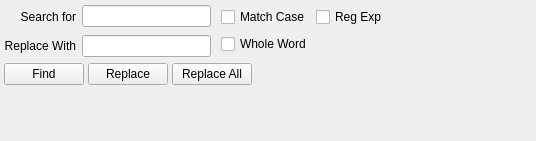
This is armadillo/plugins/find_replace/find_replace.ui in rkyleg/scope as Qt 5 draws it before an edit. The edited form follows.
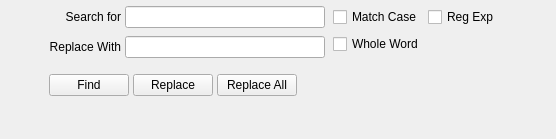
This is the edited form.

Commit message: plugin cleanup, updated readme output - added save option, start and stop time moved to heading snippets - display as 1 column list mkdown - added max image width css find_replace - ui formatting settings - set newlinemode to auto

Patch:
```diff
--- a/armadillo/plugins/find_replace/find_replace.ui
+++ b/armadillo/plugins/find_replace/find_replace.ui
@@ -6,8 +6,8 @@
    <rect>
     <x>0</x>
     <y>0</y>
-    <width>536</width>
-    <height>141</height>
+    <width>556</width>
+    <height>139</height>
    </rect>
   </property>
   <property name="windowTitle">
@@ -18,80 +18,22 @@
   </property>
   <layout class="QGridLayout" name="gridLayout_2">
    <property name="margin">
-    <number>4</number>
+    <number>0</number>
    </property>
-   <item row="0" column="1" rowspan="2">
-    <widget class="QLineEdit" name="le_find"/>
-   </item>
-   <item row="3" column="0" colspan="5">
-    <widget class="QFrame" name="frame">
-     <property name="frameShape">
-      <enum>QFrame::NoFrame</enum>
+   <item row="0" column="2">
+    <spacer name="horizontalSpacer_3">
+     <property name="orientation">
+      <enum>Qt::Horizontal</enum>
      </property>
-     <property name="frameShadow">
-      <enum>QFrame::Raised</enum>
+     <property name="sizeHint" stdset="0">
+      <size>
+       <width>40</width>
+       <height>20</height>
+      </size>
      </property>
-     <layout class="QGridLayout" name="gridLayout">
-      <property name="margin">
-       <number>0</number>
-      </property>
-      <property name="spacing">
-       <number>4</number>
-      </property>
-      <item row="0" column="0">
-       <widget class="QPushButton" name="b_find">
-        <property name="text">
-         <string>Find</string>
-        </property>
-       </widget>
-      </item>
-      <item row="0" column="1">
-       <widget class="QPushButton" name="b_replace">
-        <property name="text">
-         <string>Replace</string>
-        </property>
-       </widget>
-      </item>
-      <item row="0" column="2">
-       <widget class="QPushButton" name="b_replace_all">
-        <property name="enabled">
-         <bool>true</bool>
-        </property>
-        <property name="text">
-         <string>Replace All</string>
-        </property>
-       </widget>
-      </item>
-      <item row="0" column="3">
-       <spacer name="horizontalSpacer">
-        <property name="orientation">
-         <enum>Qt::Horizontal</enum>
-        </property>
-        <property name="sizeHint" stdset="0">
-         <size>
-          <width>248</width>
-          <height>20</height>
-         </size>
-        </property>
-       </spacer>
-      </item>
-     </layout>
-    </widget>
+    </spacer>
    </item>
    <item row="2" column="1">
-    <widget class="QLineEdit" name="le_replace"/>
-   </item>
-   <item row="2" column="0">
-    <widget class="QLabel" name="label_2">
-     <property name="text">
-      <string>Replace With</string>
-     </property>
-     <property name="alignment">
-      <set>Qt::AlignRight|Qt::AlignTrailing|Qt::AlignVCenter</set>
-     </property>
-    </widget>
-   </item>
-   <item row="4" column="0">
     <spacer name="verticalSpacer">
      <property name="orientation">
       <enum>Qt::Vertical</enum>
@@ -99,82 +41,231 @@
      <property name="sizeHint" stdset="0">
       <size>
        <width>20</width>
-       <height>40</height>
+       <height>2</height>
       </size>
      </property>
     </spacer>
    </item>
-   <item row="0" column="2" rowspan="3">
-    <widget class="QFrame" name="frame_2">
+   <item row="0" column="0">
+    <spacer name="horizontalSpacer_2">
+     <property name="orientation">
+      <enum>Qt::Horizontal</enum>
+     </property>
+     <property name="sizeHint" stdset="0">
+      <size>
+       <width>40</width>
+       <height>20</height>
+      </size>
+     </property>
+    </spacer>
+   </item>
+   <item row="0" column="1" rowspan="2">
+    <widget class="QFrame" name="frame_3">
+     <property name="sizePolicy">
+      <sizepolicy hsizetype="Expanding" vsizetype="Preferred">
+       <horstretch>0</horstretch>
+       <verstretch>0</verstretch>
+      </sizepolicy>
+     </property>
      <property name="frameShape">
       <enum>QFrame::NoFrame</enum>
      </property>
      <property name="frameShadow">
       <enum>QFrame::Raised</enum>
      </property>
-     <layout class="QGridLayout" name="gridLayout_3">
+     <layout class="QGridLayout" name="gridLayout_4">
       <property name="leftMargin">
-       <number>4</number>
+       <number>10</number>
       </property>
       <property name="topMargin">
-       <number>0</number>
+       <number>4</number>
       </property>
       <property name="rightMargin">
-       <number>4</number>
+       <number>10</number>
       </property>
       <property name="bottomMargin">
-       <number>0</number>
+       <number>6</number>
       </property>
-      <property name="spacing">
+      <property name="horizontalSpacing">
        <number>4</number>
       </property>
-      <item row="1" column="0">
-       <widget class="QCheckBox" name="ckbx_wo">
-        <property name="text">
-         <string>Whole Word</string>
+      <property name="verticalSpacing">
+       <number>6</number>
+      </property>
+      <item row="0" column="2" rowspan="2" colspan="2">
+       <widget class="QLineEdit" name="le_find">
+        <property name="minimumSize">
+         <size>
+          <width>200</width>
+          <height>0</height>
+         </size>
         </property>
        </widget>
       </item>
-      <item row="0" column="0">
-       <widget class="QCheckBox" name="ckbx_cs">
+      <item row="0" column="5">
+       <spacer name="horizontalSpacer_4">
+        <property name="orientation">
+         <enum>Qt::Horizontal</enum>
+        </property>
+        <property name="sizeHint" stdset="0">
+         <size>
+          <width>2</width>
+          <height>20</height>
+         </size>
+        </property>
+       </spacer>
+      </item>
+      <item row="0" column="0" rowspan="2" colspan="2">
+       <widget class="QLabel" name="label">
         <property name="text">
-         <string>Match Case</string>
+         <string>Search for</string>
         </property>
+        <property name="alignment">
+         <set>Qt::AlignRight|Qt::AlignTrailing|Qt::AlignVCenter</set>
+        </property>
        </widget>
       </item>
-      <item row="0" column="1">
-       <widget class="QCheckBox" name="ckbx_re">
+      <item row="0" column="4" rowspan="3">
+       <widget class="QFrame" name="frame_2">
+        <property name="frameShape">
+         <enum>QFrame::NoFrame</enum>
+        </property>
+        <property name="frameShadow">
+         <enum>QFrame::Raised</enum>
+        </property>
+        <layout class="QGridLayout" name="gridLayout_3">
+         <property name="leftMargin">
+          <number>4</number>
+         </property>
+         <property name="topMargin">
+          <number>0</number>
+         </property>
+         <property name="rightMargin">
+          <number>4</number>
+         </property>
+         <property name="bottomMargin">
+          <number>0</number>
+         </property>
+         <property name="spacing">
+          <number>4</number>
+         </property>
+         <item row="1" column="0">
+          <widget class="QCheckBox" name="ckbx_wo">
+           <property name="text">
+            <string>Whole Word</string>
+           </property>
+          </widget>
+         </item>
+         <item row="0" column="0">
+          <widget class="QCheckBox" name="ckbx_cs">
+           <property name="text">
+            <string>Match Case</string>
+           </property>
+          </widget>
+         </item>
+         <item row="0" column="1">
+          <widget class="QCheckBox" name="ckbx_re">
+           <property name="text">
+            <string>Reg Exp</string>
+           </property>
+          </widget>
+         </item>
+        </layout>
+       </widget>
+      </item>
+      <item row="2" column="2" colspan="2">
+       <widget class="QLineEdit" name="le_replace"/>
+      </item>
+      <item row="2" column="0" colspan="2">
+       <widget class="QLabel" name="label_2">
         <property name="text">
-         <string>Reg Exp</string>
+         <string>Replace With</string>
         </property>
+        <property name="alignment">
+         <set>Qt::AlignRight|Qt::AlignTrailing|Qt::AlignVCenter</set>
+        </property>
        </widget>
       </item>
+      <item row="5" column="0" colspan="6">
+       <widget class="QFrame" name="frame">
+        <property name="sizePolicy">
+         <sizepolicy hsizetype="Expanding" vsizetype="Preferred">
+          <horstretch>0</horstretch>
+          <verstretch>0</verstretch>
+         </sizepolicy>
+        </property>
+        <property name="frameShape">
+         <enum>QFrame::NoFrame</enum>
+        </property>
+        <property name="frameShadow">
+         <enum>QFrame::Raised</enum>
+        </property>
+        <layout class="QGridLayout" name="gridLayout">
+         <property name="margin">
+          <number>0</number>
+         </property>
+         <property name="spacing">
+          <number>4</number>
+         </property>
+         <item row="0" column="0">
+          <widget class="QPushButton" name="b_find">
+           <property name="text">
+            <string>Find</string>
+           </property>
+          </widget>
+         </item>
+         <item row="0" column="1">
+          <widget class="QPushButton" name="b_replace">
+           <property name="text">
+            <string>Replace</string>
+           </property>
+          </widget>
+         </item>
+         <item row="0" column="2">
+          <widget class="QPushButton" name="b_replace_all">
+           <property name="enabled">
+            <bool>true</bool>
+           </property>
+           <property name="text">
+            <string>Replace All</string>
+           </property>
+          </widget>
+         </item>
+         <item row="0" column="3">
+          <spacer name="horizontalSpacer">
+           <property name="orientation">
+            <enum>Qt::Horizontal</enum>
+           </property>
+           <property name="sizeHint" stdset="0">
+            <size>
+             <width>40</width>
+             <height>20</height>
+            </size>
+           </property>
+          </spacer>
+         </item>
+        </layout>
+       </widget>
+      </item>
+      <item row="3" column="0">
+       <spacer name="verticalSpacer_2">
+        <property name="orientation">
+         <enum>Qt::Vertical</enum>
+        </property>
+        <property name="sizeType">
+         <enum>QSizePolicy::Fixed</enum>
+        </property>
+        <property name="sizeHint" stdset="0">
+         <size>
+          <width>20</width>
+          <height>10</height>
+         </size>
+        </property>
+       </spacer>
+      </item>
      </layout>
     </widget>
    </item>
-   <item row="0" column="4" rowspan="3">
-    <spacer name="horizontalSpacer_2">
-     <property name="orientation">
-      <enum>Qt::Horizontal</enum>
-     </property>
-     <property name="sizeHint" stdset="0">
-      <size>
-       <width>89</width>
-       <height>53</height>
-      </size>
-     </property>
-    </spacer>
-   </item>
-   <item row="0" column="0" rowspan="2">
-    <widget class="QLabel" name="label">
-     <property name="text">
-      <string>Search for</string>
-     </property>
-     <property name="alignment">
-      <set>Qt::AlignRight|Qt::AlignTrailing|Qt::AlignVCenter</set>
-     </property>
-    </widget>
-   </item>
   </layout>
  </widget>
  <tabstops>
```
Left out of the diff: 3 changed lines with no effect on the pictures. The commit also changes 15 other files.
